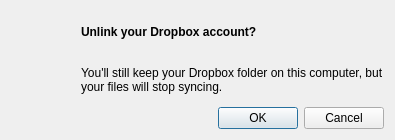
Above: maestral/gui/resources/unlink_dialog.ui from samschott/maestral before the change. Below: the same form after it.
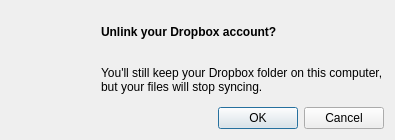
That is the form after the change.

Commit message: increase icon size in dialogs

The edit to the form file:
```diff
--- a/maestral/gui/resources/unlink_dialog.ui
+++ b/maestral/gui/resources/unlink_dialog.ui
@@ -47,14 +47,14 @@
     <widget class="QLabel" name="iconLabel">
      <property name="minimumSize">
       <size>
-       <width>50</width>
-       <height>50</height>
+       <width>70</width>
+       <height>70</height>
       </size>
      </property>
      <property name="maximumSize">
       <size>
-       <width>50</width>
-       <height>50</height>
+       <width>70</width>
+       <height>70</height>
       </size>
      </property>
      <property name="text">
```
The commit also changes 1 other file.
